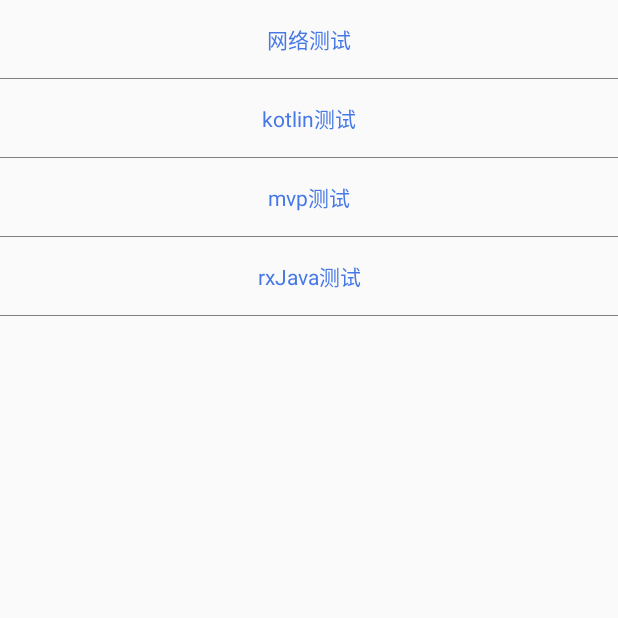
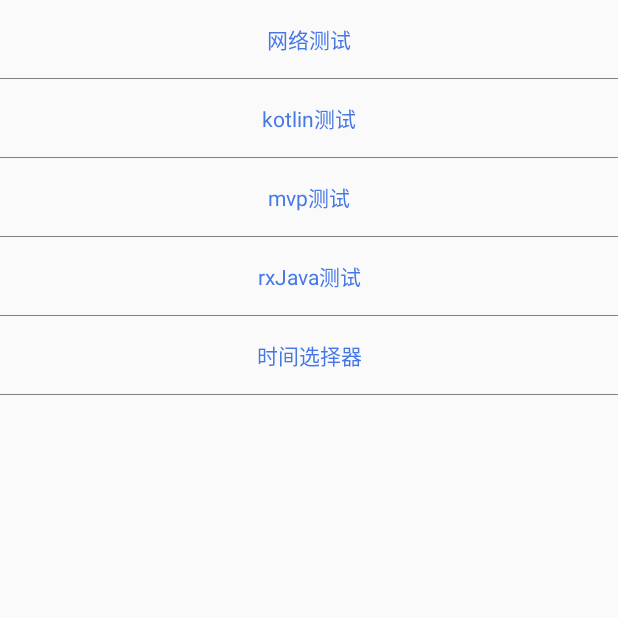
Before and after one commit to chuileyiyefeng/SomeThing, an Android app: the screen it shows after launch (MainActivity), on a phone screen of 412 x 824 dp, the top half of it. Run offline under Robolectric (Android 15) with nearby library versions, the light colour scheme and no system bars; our stand-ins replace ButterKnife; libraries missing offline, so code that uses them is left out: com.bigkoo.pickerview.

Commit message:
更新时间选择器测试

```diff
--- a/app/build.gradle
+++ b/app/build.gradle
@@ -54,5 +54,6 @@ dependencies {
     annotationProcessor 'com.jakewharton:butterknife-compiler:10.0.0'
     implementation 'androidx.room:room-runtime:2.2.5'
     annotationProcessor 'androidx.room:room-compiler:2.2.5'
+    implementation 'com.contrarywind:Android-PickerView:4.1.9'
 
 }
--- a/app/src/main/java/com/example/something/net_work/base/BaseObserver.java
+++ b/app/src/main/java/com/example/something/net_work/base/BaseObserver.java
@@ -12,7 +12,7 @@ import java.text.ParseException;
 import io.reactivex.observers.DisposableObserver;
 import retrofit2.HttpException;
 
-public abstract class BaseObserver<T> extends DisposableObserver<T> {
+public abstract class BaseObserver<T extends BaseResponse> extends DisposableObserver<T> {
 
     protected BaseView view;
     private boolean isShowDialog;
--- a/app/src/main/res/layout/activity_main.xml
+++ b/app/src/main/res/layout/activity_main.xml
@@ -55,4 +55,16 @@
         android:textColor="@color/text_color" />
 
     <include layout="@layout/line_view_gray_1" />
+
+    <TextView
+        android:id="@+id/tv_time_picker"
+        android:layout_width="match_parent"
+        android:layout_height="wrap_content"
+        android:layout_gravity="center_horizontal"
+        android:gravity="center"
+        android:padding="15dp"
+        android:text="时间选择器"
+        android:textColor="@color/text_color" />
+
+    <include layout="@layout/line_view_gray_1" />
 </LinearLayout>
```
Also changed, not shown: app/src/main/java/com/example/something/MainActivity.java (+48 -5 lines).
